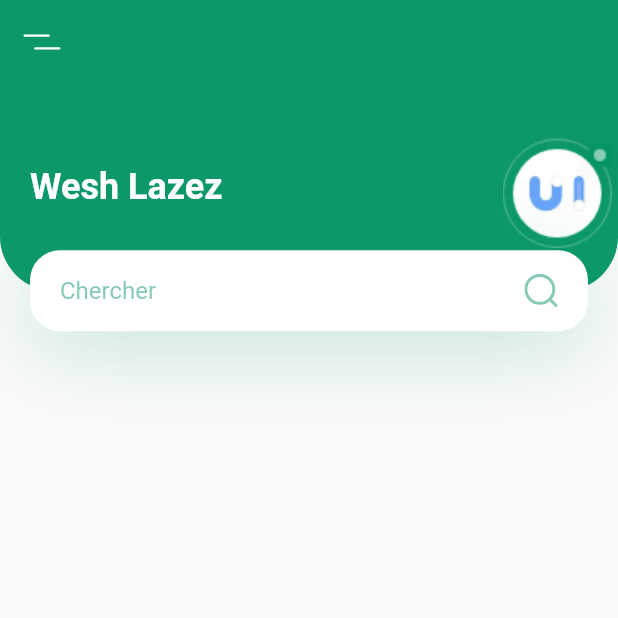
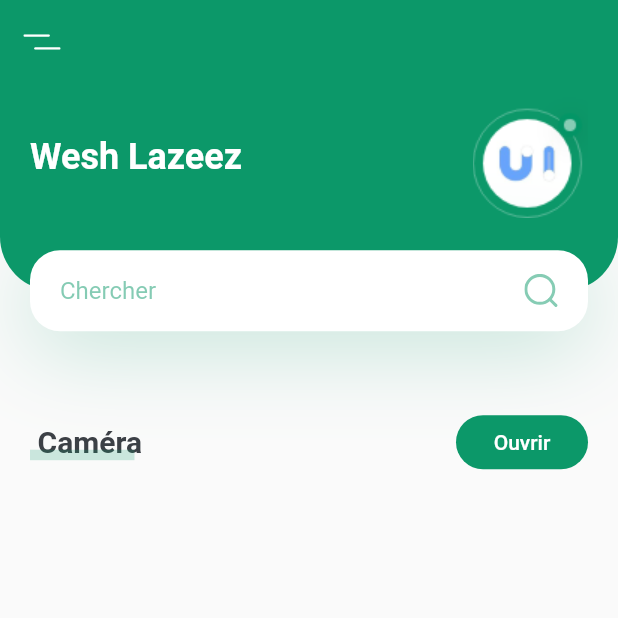
Before and after one commit to hachad-14/iosdemo1, a Flutter app: the screen it shows after launch, on a phone screen of 412 x 824 dp, the top half of it. Run offline on Flutter 3.47's test engine with Material 2 defaults, Android fonts, the phone set to English and light mode, and no system bars; our stand-ins replace flutter_svg; missing offline and left inert: device_apps.

```diff
--- a/lib/components/body.dart
+++ b/lib/components/body.dart
@@ -1,94 +1,96 @@
-import 'dart:ui';
+import 'package:flutter/material.dart';
+import 'package:device_apps/device_apps.dart';
+import 'package:iosdemo/constants.dart';
 
-import 'package:flutter/material.dart';
-import 'package:flutter_svg/svg.dart';
-import 'package:iosdemo/constants.dart';
+import 'header_with_searchbox.dart';
 
 class Body extends StatelessWidget {
   @override
   Widget build(BuildContext context) {
 
     Size size = MediaQuery.of(context).size;
-    return Column(
+    return SingleChildScrollView(
+          child: Column(
         children: <Widget>[
-        Container(
+          HeaderWithSearchBox(size: size),
+          TitleWithMoreBtn(
+            title: "Caméra",
+            press: () {
+              DeviceApps.openApp('com.apple.camera');
+              },
+          ),
+        ],
+      ),
+    );
+  }
+}
 
-          height: size.height * 0.2,
+class TitleWithMoreBtn extends StatelessWidget {
+  const TitleWithMoreBtn({
+    Key key,
+    this.title,
+    this.press,
+  }) : super(key: key);
+  final String title;
+  final Function press;
+
+  @override
+  Widget build(BuildContext context) {
+    return Padding(
+      padding: const EdgeInsets.symmetric(horizontal: kDefaultPadding),
+      child: Row(
+        children: <Widget> [
+          TitleWithCustomUnderline(text: title),
+          Spacer(),
+          FlatButton(
+            color: kPrimaryColor,
+            shape: RoundedRectangleBorder(borderRadius: BorderRadius.circular(20),
+            ),
+            onPressed: press,
+            child: Text(
+              "Ouvrir",
+              style: TextStyle(color: Colors.white),
+            )
+          )
+        ],
+      ),
+    );
+  }
+}
+
+class TitleWithCustomUnderline extends StatelessWidget {
+  const TitleWithCustomUnderline({
+    Key key,
+    this.text,
+  }) : super(key: key);
+
+  final String text;
+
+  @override
+  Widget build(BuildContext context) {
+    return Container(
+      height: 24,
       child: Stack(
         children: <Widget>[
-              Container(
-                padding: EdgeInsets.only(
-                 left: kDefaultPadding,
+          Padding(
+            padding: const EdgeInsets.only(left: kDefaultPadding / 4),
+            child: Text(
+              text,
+              style: TextStyle(fontSize: 20, fontWeight: FontWeight.bold),
             ),
-                height: size.height * 0.2 - 27,
-                decoration: BoxDecoration(
-                  color: kPrimaryColor,
-                  borderRadius: BorderRadius.only(
-                    bottomLeft: Radius.circular(36),
-                    bottomRight: Radius.circular(36),
-                  )
-                ),
-                child: Row(
-                  children: <Widget>[
-                    Text(
-                      "Wesh Lazez",
-                      style: Theme.of(context).textTheme.headline5.copyWith(
-                        color: Colors.white,
-                        fontWeight: FontWeight.bold,
-                      ),
-                    ),
-                    Spacer(),
-                    Image.asset("assets/images/logo.png")
-                  ],
-                )
           ),
           Positioned(
             bottom: 0,
             left: 0,
             right: 0,
             child: Container(
-                  alignment: Alignment.center,
-                  margin: EdgeInsets.symmetric(horizontal: kDefaultPadding),
-                  padding: EdgeInsets.symmetric(horizontal: kDefaultPadding),
-                  height: 54,
-                  decoration: BoxDecoration(
-                    color: Colors.white,
-                    borderRadius: BorderRadius.circular(20),
-                    boxShadow: [
-                      BoxShadow(
-                        offset: Offset(0,10),
-                        blurRadius: 50,
-                        color: kPrimaryColor.withOpacity(0.23),
-                      )
+              margin: EdgeInsets.only(right: kDefaultPadding / 4),
+              height: 7,
+              color: kPrimaryColor.withOpacity(0.2)
+            ),
+          ),
         ]
       ),
-                  child: Row(
-                    children: [
-                      Expanded(
-                        child: TextField(
-                          onChanged: (value) {},
-                          decoration: InputDecoration(
-                            hintText: "Chercher",
-                            hintStyle: TextStyle(
-                              color: kPrimaryColor.withOpacity(0.5),
-                            ),
-                            enabledBorder: InputBorder.none,
-                            focusedBorder: InputBorder.none,
-                            // blala$
-                            //suffixIcon:
-                                //SvgPicture.asset("assets/icons/search.svg"),
-                          ),
-                        ),
-                      ),
-                      SvgPicture.asset("assets/icons/search.svg"),
-                    ],
-                  ),
-                )
-              )
-            ],
-          ),
-        )
-      ],
     );
   }
 }
--- /dev/null
+++ b/lib/components/header_with_searchbox.dart
@@ -0,0 +1,95 @@
+import 'package:flutter/material.dart';
+import 'package:iosdemo/constants.dart';
+import 'package:flutter_svg/svg.dart';
+
+class HeaderWithSearchBox extends StatelessWidget {
+  const HeaderWithSearchBox({
+    Key key,
+    @required this.size,
+  }) : super(key: key);
+
+  final Size size;
+
+  @override
+  Widget build(BuildContext context) {
+    return Container(
+      margin: EdgeInsets.only(bottom: kDefaultPadding * 2.5),
+      height: size.height * 0.2,
+      child: Stack(
+        children: <Widget>[
+          Container(
+            padding: EdgeInsets.only(
+             left: kDefaultPadding,
+             right: kDefaultPadding,
+             bottom: 20 + kDefaultPadding,
+            ),
+            height: size.height * 0.2 - 27,
+            decoration: BoxDecoration(
+              color: kPrimaryColor,
+              borderRadius: BorderRadius.only(
+                bottomLeft: Radius.circular(36),
+                bottomRight: Radius.circular(36),
+              )
+            ),
+            child: Row(
+              children: <Widget>[
+                Text(
+                  "Wesh Lazeez",
+                  style: Theme.of(context).textTheme.headline5.copyWith(
+                    color: Colors.white,
+                    fontWeight: FontWeight.bold,
+                  ),
+                ),
+                Spacer(),
+                Image.asset("assets/images/logo.png"),
+              ],
+            )
+          ),
+          Positioned(
+            bottom: 0,
+            left: 0,
+            right: 0,
+            child: Container(
+              alignment: Alignment.center,
+              margin: EdgeInsets.symmetric(horizontal: kDefaultPadding),
+              padding: EdgeInsets.symmetric(horizontal: kDefaultPadding),
+              height: 54,
+              decoration: BoxDecoration(
+                color: Colors.white,
+                borderRadius: BorderRadius.circular(20),
+                boxShadow: [
+                  BoxShadow(
+                    offset: Offset(0,10),
+                    blurRadius: 50,
+                    color: kPrimaryColor.withOpacity(0.23),
+                  )
+                ]
+              ),
+              child: Row(
+                children: [
+                  Expanded(
+                    child: TextField(
+                      onChanged: (value) {},
+                      decoration: InputDecoration(
+                        hintText: "Chercher",
+                        hintStyle: TextStyle(
+                          color: kPrimaryColor.withOpacity(0.5),
+                        ),
+                        enabledBorder: InputBorder.none,
+                        focusedBorder: InputBorder.none,
+                        // blala$
+                        //suffixIcon:
+                            //SvgPicture.asset("assets/icons/search.svg"),
+                      ),
+                    ),
+                  ),
+                  SvgPicture.asset("assets/icons/search.svg"),
+                ],
+              ),
+            )
+          )
+        ],
+      ),
+    );
+  }
+}
--- a/pubspec.yaml
+++ b/pubspec.yaml
@@ -23,7 +23,7 @@ environment:
 dependencies:
   flutter:
     sdk: flutter
-
+  device_apps: ^1.0.0
 
   # The following adds the Cupertino Icons font to your application.
   # Use with the CupertinoIcons class for iOS style icons.
```
Also changed, not shown: pubspec.lock. Lines whose indentation alone changed are shown as unchanged.
